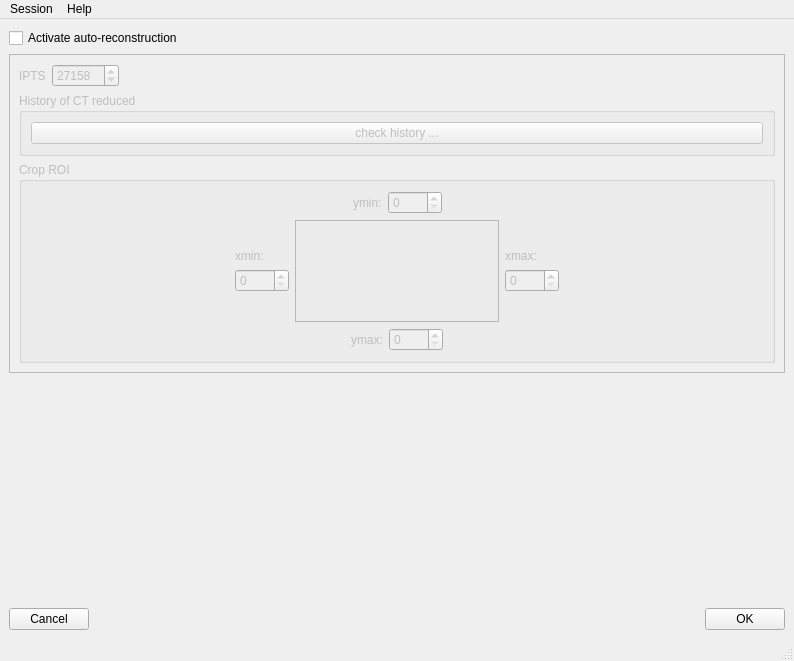
ornlneutronimaging/rockit_autoreconstruction_ui, file rockit_autoreconstruction_ui/ui/mainWindow.ui: the form before one commit.
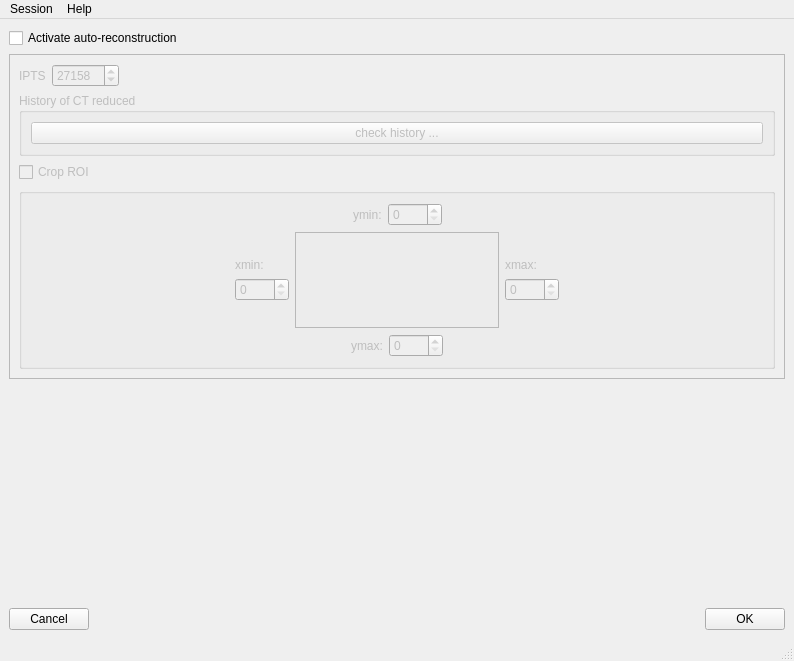
The form after the commit.

Commit message: RoI can be disabled. this refs #3

The edit to the form file:
```diff
--- a/rockit_autoreconstruction_ui/ui/mainWindow.ui
+++ b/rockit_autoreconstruction_ui/ui/mainWindow.ui
@@ -94,10 +94,17 @@
         </widget>
        </item>
        <item>
-        <widget class="QGroupBox" name="groupBox_2">
-         <property name="title">
+        <widget class="QCheckBox" name="crop_roi_checkBox">
+         <property name="text">
           <string>Crop ROI</string>
          </property>
+        </widget>
+       </item>
+       <item>
+        <widget class="QGroupBox" name="crop_roi_groupBox">
+         <property name="title">
+          <string/>
+         </property>
          <layout class="QGridLayout" name="gridLayout">
           <item row="1" column="2">
            <widget class="QFrame" name="frame">
```
Left out of the diff: 25 changed lines with no effect on the pictures. The commit also changes 1 other file.
